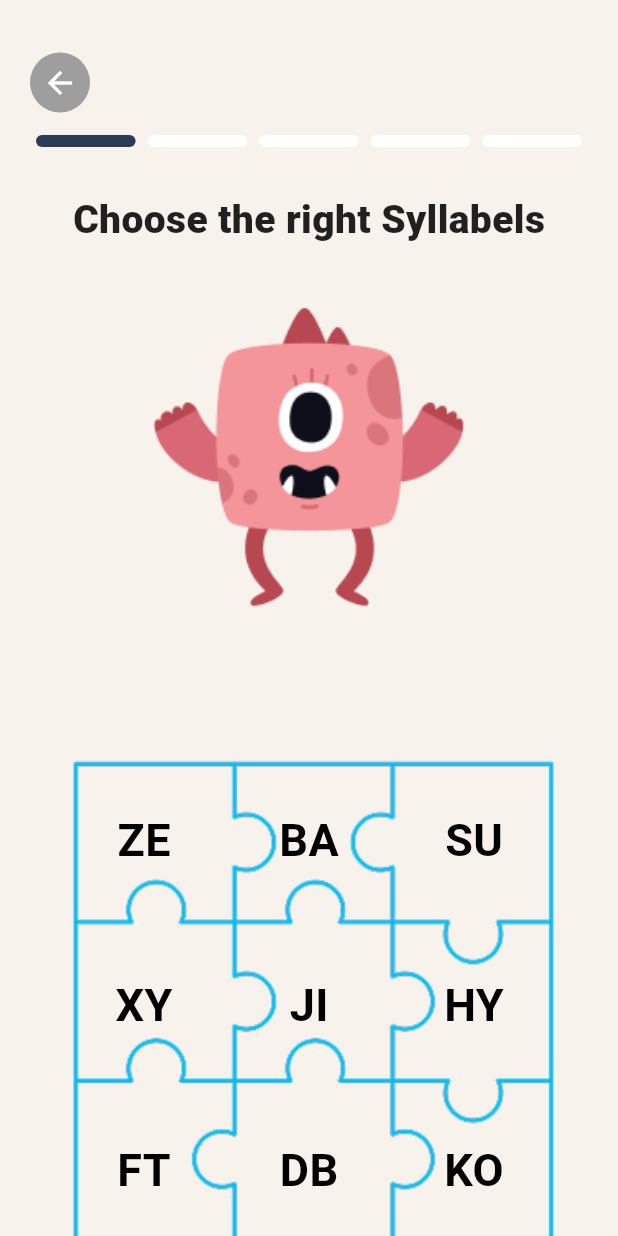
After one commit to bimorajendraa/aksara, a Flutter app: the SpellBeePage2 screen opened by its route, on a phone screen of 412 x 824 dp. The commit adds this screen. Run offline on Flutter 3.47's test engine with Material 3 defaults, Android fonts, the phone set to English and light mode, and no system bars; our stand-ins replace audioplayers, flutter_svg, supabase_flutter; accounts and stored records are empty.

Commit message:
update 6 geral

```diff
--- a/lib/main.dart
+++ b/lib/main.dart
@@ -5,6 +5,7 @@ import 'package:aksara/screens/profiles/supportcontact_screen.dart';
 import 'package:flutter/material.dart';
 
 import 'screens/games/spellbee/spellbee.dart';
+import 'screens/games/spellbee/spellbee2.dart';
 import 'screens/profiles/profile_screen.dart';
 import 'screens/profiles/achievement_screen.dart';
 import 'screens/profiles/settings_screen.dart';
@@ -64,6 +65,7 @@ class MyApp extends StatelessWidget {
         '/story-mode': (context) => const StoryModeScreen(),
         '/story-detail': (context) => const StoryDetailScreen(),
         '/spellbee': (context) => SpellBeePage(),
+        '/spellbee2': (context) => SpellBeePage2(),
         '/profile': (context) => ProfileScreen(),
         '/achievement': (context) => AchievementScreen(),
         '/settings' : (context) => SettingScreen(),
--- /dev/null
+++ b/lib/screens/games/spellbee/spellbee2.dart
@@ -0,0 +1,290 @@
+import 'dart:ui';
+import 'package:flutter/material.dart';
+
+class SpellBeePage2 extends StatefulWidget {
+  const SpellBeePage2({super.key});
+
+  @override
+  State<SpellBeePage2> createState() => _SpellBeePageState();
+}
+
+class _GridText extends StatelessWidget {
+  final String text;
+  final Color color;
+
+  const _GridText(this.text, this.color, {super.key});
+
+  @override
+  Widget build(BuildContext context) {
+    return Text(
+      text,
+      style: TextStyle(
+        fontSize: 30,
+        fontWeight: FontWeight.bold,
+        color: color,
+      ),
+    );
+  }
+}
+
+class _SpellBeePageState extends State<SpellBeePage2> {
+  final String answer = "CAT"; // jawaban (tidak dipakai di sini)
+  String? errorMessage;
+  String? highlightedLetter;
+
+  // warna awal semua hitam
+  List<Color> gridColors = List.filled(9, Colors.black);
+
+  final List<String> gridLetters = [
+    "ZE", "BA", "SU",
+    "XY", "JI", "HY",
+    "FT", "DB", "KO",
+  ];
+
+  // Hanya syllable ini yang dianggap valid & boleh di-click
+  final Set<String> allowedSyllables = {"ZE", "BA", "SU", "JI", "KO"};
+  final List<String> validSyllables = ["ZE", "BA", "SU", "JI", "KO"];
+
+  // track syllabel yg sudah dipilih
+  List<String> selectedSyllables = [];
+
+  bool isValidSyllable(String text) {
+    return validSyllables.contains(text);
+  }
+
+  void onGridTap(int index) {
+    final tapped = gridLetters[index];
+
+    // Jika bukan syllabel valid → error
+    if (!isValidSyllable(tapped)) {
+      showFloatingError();
+      return;
+    }
+
+    // Jika valid → ubah warna menjadi biru permanen
+    setState(() {
+      gridColors[index] = Colors.blue;
+
+      if (!selectedSyllables.contains(tapped)) {
+        selectedSyllables.add(tapped);
+      }
+    });
+
+    // Cek apakah semua syllabel valid sudah dipencet
+    if (selectedSyllables.length == validSyllables.length) {
+      showCompletionPopup();
+  }
+}
+
+void showCompletionPopup() async {
+  showDialog(
+    context: context,
+    barrierDismissible: false,
+    barrierColor: Colors.transparent,
+    builder: (context) {
+      return Stack(
+        children: [
+          BackdropFilter(
+            filter: ImageFilter.blur(sigmaX: 8, sigmaY: 8),
+            child: Container(
+              color: Colors.white.withOpacity(0.02),
+            ),
+          ),
+          Center(
+            child: AnimatedScale(
+              scale: 1.0,
+              duration: const Duration(milliseconds: 400),
+              curve: Curves.easeOut,
+              child: Image.asset(
+                "assets/images/yeay_correct.png",
+                width: 700,
+                height: 700,
+              ),
+            )
+          )
+        ],
+      );
+    },
+  );
+
+  await Future.delayed(const Duration(seconds: 2));
+
+  if (mounted) {
+    Navigator.pushReplacementNamed(context, "/home");
+  }
+}
+
+  // 🟥 ERROR MELAYANG (Overlay)
+  void showFloatingError() {
+    setState(() => errorMessage = "Not a syllable!");
+
+    Future.delayed(const Duration(milliseconds: 900), () {
+      if (mounted) setState(() => errorMessage = null);
+    });
+  }
+
+  @override
+  Widget build(BuildContext context) {
+    return Scaffold(
+      backgroundColor: const Color(0xFFF8F2ED),
+      body: SafeArea(
+        child: Stack(
+          children: [
+            Column(
+              children: [
+                const SizedBox(height: 5),
+
+                Column(
+                  crossAxisAlignment: CrossAxisAlignment.start,
+                  children: [
+                    const SizedBox(height: 30),
+
+                    Padding(
+                      padding: const EdgeInsets.only(left: 20),
+                      child: GestureDetector(
+                        onTap: () => Navigator.pop(context),
+                        child: CircleAvatar(
+                          radius: 20,
+                          backgroundColor: Colors.grey,
+                          child: const Icon(Icons.arrow_back, color: Colors.white),
+                        ),
+                      ),
+                    ),
+
+                    const SizedBox(height: 15),
+
+                    Padding(
+                      padding: const EdgeInsets.symmetric(horizontal: 20),
+                      child: Row(
+                        children: List.generate(5, (index) {
+                          return Expanded(
+                            child: Container(
+                              margin: const EdgeInsets.symmetric(horizontal: 4),
+                              height: 8,
+                              decoration: BoxDecoration(
+                                color: index == 0
+                                    ? const Color(0xFF2B3A55)
+                                    : Colors.white,
+                                borderRadius: BorderRadius.circular(20),
+                              ),
+                            ),
+                          );
+                        }),
+                      ),
+                    ),
+                  ],
+                ),
+
+                const SizedBox(height: 30),
+
+                const Text(
+                  "Choose the right Syllabels",
+                  style: TextStyle(
+                    fontSize: 26,
+                    fontWeight: FontWeight.w800,
+                    color: Colors.black87,
+                  ),
+                ),
+
+                const SizedBox(height: 40),
+
+                SizedBox(
+                  height: 200,
+                  child: Image.asset(
+                    "assets/images/monster_merah_mengkaget.png",
+                    fit: BoxFit.contain,
+                  ),
+                ),
+
+                const SizedBox(height: 10),
+
+                SizedBox(
+                  height: 490,
+                  width: 500,
+                  child: Stack(
+                    alignment: Alignment.center,
+                    children: [
+                      IgnorePointer(
+                        child: Image.asset(
+                          "assets/images/template-puzzle.png",
+                          fit: BoxFit.contain,
+                        ),
+                      ),
+
+                      Positioned.fill(
+                        child: Transform.translate(
+                          offset: const Offset(0, 5),
+                          child: Center(
+                            child: SizedBox(
+                              width: 300,
+                              height: 290,
+                              child: GridView.builder(
+                                physics: const NeverScrollableScrollPhysics(),
+                                gridDelegate:
+                                    const SliverGridDelegateWithFixedCrossAxisCount(
+                                  crossAxisCount: 3,
+                                  mainAxisSpacing: 30,
+                                  crossAxisSpacing: 30,
+                                ),
+                                itemCount: 9,
+                                itemBuilder: (context, index) {
+                                  return GestureDetector(
+                                    behavior: HitTestBehavior.translucent,
+                                    onTap: () => onGridTap(index),
+                                    child: Center(
+                                      child: Text(
+                                        gridLetters[index],
+                                        style: TextStyle(
+                                          fontSize: 30,
+                                          fontWeight: FontWeight.w700,
+                                          color: gridColors[index],
+                                        ),
+                                      ),
+                                    ),
+                                  );
+                                },
+                              ),
+                            ),
+                          ),
+                        ),
+                      ),
+                    ],
+                  ),
+                ),
+              ],
+            ),
+
+            // Floating error (tidak menggeser layout)
+            if (errorMessage != null)
+              Positioned(
+                top: 430,
+                left: 0,
+                right: 0,
+                child: Center(
+                  child: AnimatedOpacity(
+                    opacity: errorMessage != null ? 1 : 0,
+                    duration: const Duration(milliseconds: 150),
+                    child: Container(
+                      padding: const EdgeInsets.symmetric(horizontal: 16, vertical: 8),
+                      decoration: BoxDecoration(
+                        color: Colors.red,
+                        borderRadius: BorderRadius.circular(20),
+                      ),
+                      child: Text(
+                        errorMessage!,
+                        style: const TextStyle(
+                          color: Colors.white,
+                          fontSize: 16,
+                          fontWeight: FontWeight.bold,
+                        ),
+                      ),
+                    ),
+                  ),
+                ),
+              ),
+          ],
+        ),
+      ),
+    );
+  }
+}
```
Also changed, not shown: lib/screens/games/start/start_page.dart (+7 -40 lines), assets/images/monster_merah_mengkaget.png (added), assets/images/template-puzzle.png (added).
